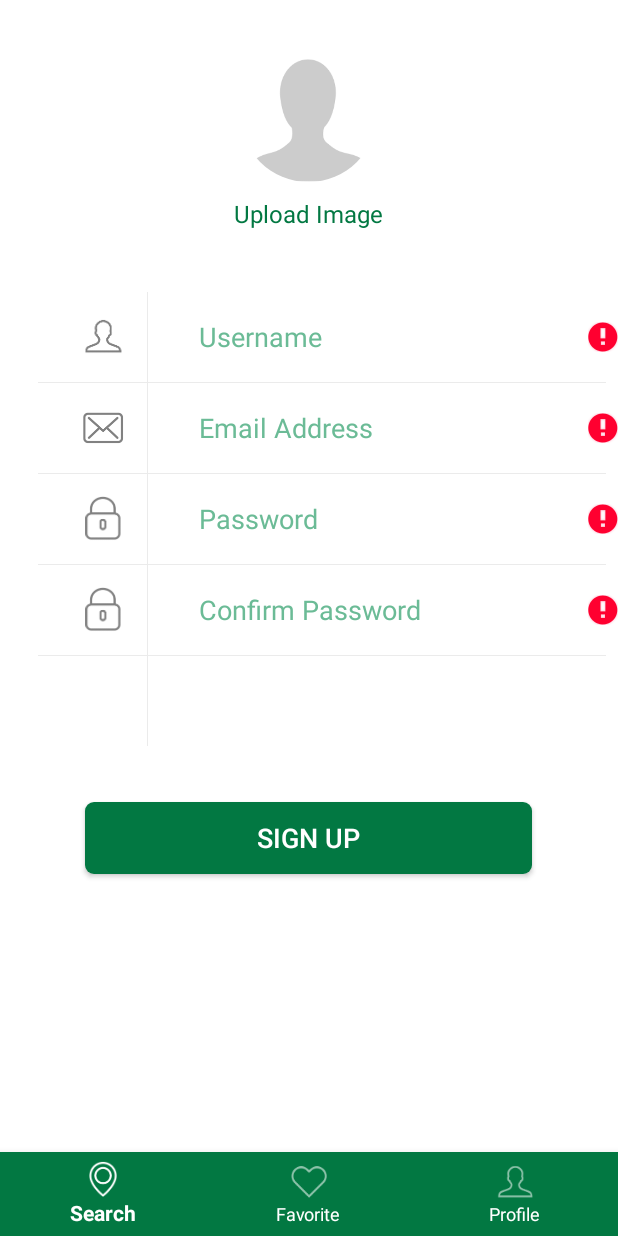
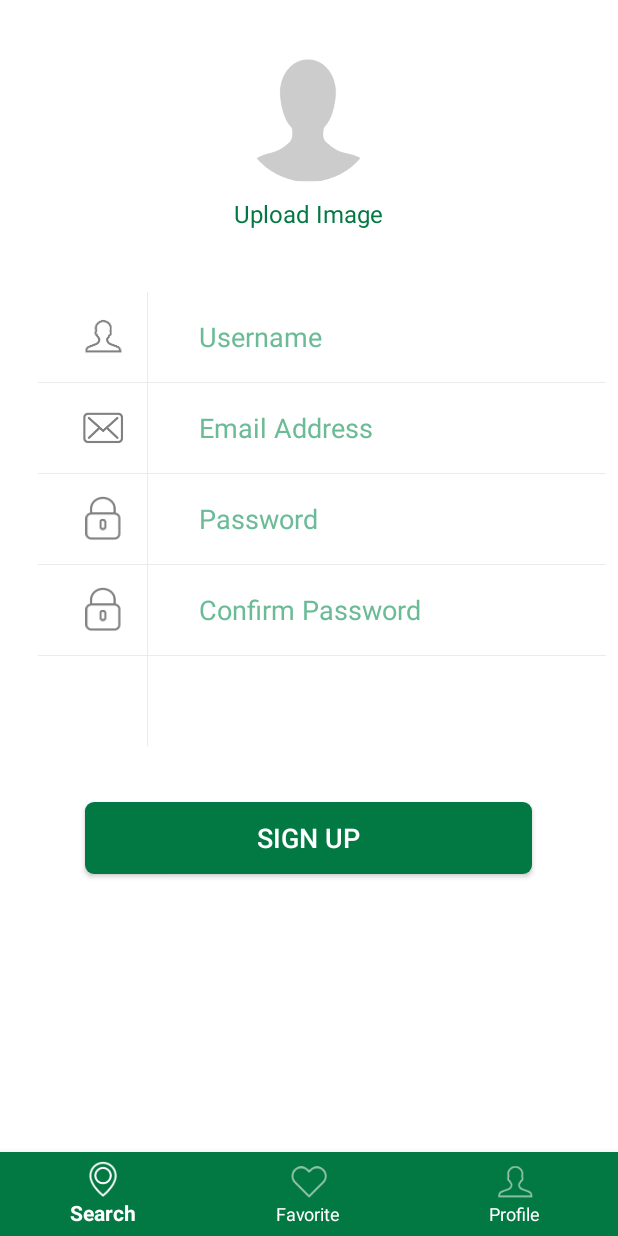
Before and after one commit to Badeeb-Company/greenbook-android, an Android app: the fragment SignUpFragment placed in its activity, after a tap on "SIGN UP", on a phone screen of 412 x 824 dp. Run offline under Robolectric (Android 15) with nearby library versions, the phone set to English and light mode, and no system bars; our stand-ins replace Firebase (no records; nobody signed in at launch, a user with empty details on screens opened directly), Volley; libraries missing offline, so code that uses them is left out: com.makeramen.roundedimageview; plain views replace RoundedImageView; network calls fail; pictures from the network do not load; 1 statement that could not run was skipped.

Commit message:
sign up volley

```diff
--- a/app/src/main/java/com/badeeb/greenbook/fragments/LoginFragment.java
+++ b/app/src/main/java/com/badeeb/greenbook/fragments/LoginFragment.java
@@ -165,8 +165,8 @@ public class LoginFragment extends Fragment {
         // Prepare response type
         Type responseType = new TypeToken<JsonResponse<JsonUser>>() {}.getType();
 
-        VolleyWrapper<User, JsonResponse<JsonUser>> volleyWrapper = new VolleyWrapper<>(mUser, responseType, Request.Method.POST, url, callback, getContext(), true, mActivity.findViewById(R.id.ll_main_view));
-        volleyWrapper.execute();
+//        VolleyWrapper<User, JsonResponse<JsonUser>> volleyWrapper = new VolleyWrapper<>(mUser, responseType, Request.Method.POST, url, callback, getContext(), true, mActivity.findViewById(R.id.ll_main_view));
+//        volleyWrapper.execute();
     }
 
     private void goToSearch() {
--- a/app/src/main/java/com/badeeb/greenbook/fragments/SignUpFragment.java
+++ b/app/src/main/java/com/badeeb/greenbook/fragments/SignUpFragment.java
@@ -20,12 +20,10 @@ import android.widget.EditText;
 import android.widget.TextView;
 import android.widget.Toast;
 
-import com.android.volley.NetworkResponse;
 import com.android.volley.Request;
-import com.android.volley.Response;
-import com.android.volley.toolbox.JsonRequest;
 import com.badeeb.greenbook.R;
 import com.badeeb.greenbook.activities.MainActivity;
+import com.badeeb.greenbook.models.JsonRequest;
 import com.badeeb.greenbook.models.JsonResponse;
 import com.badeeb.greenbook.models.JsonUser;
 import com.badeeb.greenbook.models.User;
@@ -44,9 +42,12 @@ import com.google.android.gms.tasks.OnSuccessListener;
 import com.google.firebase.storage.FirebaseStorage;
 import com.google.firebase.storage.StorageReference;
 import com.google.firebase.storage.UploadTask;
+import com.google.gson.Gson;
+import com.google.gson.GsonBuilder;
 import com.google.gson.reflect.TypeToken;
 import com.makeramen.roundedimageview.RoundedImageView;
 
+import org.json.JSONObject;
 import org.w3c.dom.Text;
 
 import java.io.FileNotFoundException;
@@ -127,9 +128,9 @@ public class SignUpFragment extends Fragment {
         bSignUp.setOnClickListener(new View.OnClickListener(){
             @Override
             public void onClick(View view) {
-                if (! validateInput()) {
-                    return;
-                }
+//                if (! validateInput()) {
+//                    return;
+//                }
 
 //                if (mPhotoUri == null) {
 //                    mSnackBarDisplayer.displayError("Please select profile photo to continue");
@@ -200,8 +201,10 @@ public class SignUpFragment extends Fragment {
     private void callSignUp() {
         Log.d(TAG, "callSignup - Start");
         mProgressDialog.show();
-        reflectUiData();
-
+//        reflectUiData();
+        mUser.setEmail("asdf@asdf.com");
+        mUser.setName("ahmed");
+        mUser.setPassword("123455");
         JsonUser jsonUser = new JsonUser();
         jsonUser.setUser(mUser);
 
@@ -241,15 +244,19 @@ public class SignUpFragment extends Fragment {
 
         // Prepare response type
         String url = Constants.BASE_URL+"/users";
+        Type requestType = new TypeToken<JsonRequest<JsonUser>>() {}.getType();
         Type responseType = new TypeToken<JsonResponse<JsonUser>>() {}.getType();
 
-        JsonRequest<JsonUser> jsonRequest = new JsonRequest<JsonUser>() {
-            @Override
-            protected Response<JsonUser> parseNetworkResponse(NetworkResponse response) {
-                return null;
-            }
-        }
-        VolleyWrapper<JsonRequest<JsonUser>, JsonResponse<JsonUser>> volleyWrapper = new VolleyWrapper<>(mUser, responseType, Request.Method.POST,
+        JsonRequest<JsonUser> jsonRequest = new JsonRequest<JsonUser>(jsonUser);
+
+        // Create Gson object
+        GsonBuilder gsonBuilder = new GsonBuilder();
+        gsonBuilder.excludeFieldsWithoutExposeAnnotation();
+        final Gson gson = gsonBuilder.create();
+
+        Log.d(TAG, "execute - Json Request"+ gson.toJson(jsonRequest,requestType));
+
+        VolleyWrapper<JsonRequest<JsonUser>, JsonResponse<JsonUser>> volleyWrapper = new VolleyWrapper<>(jsonRequest, requestType , responseType,Request.Method.POST,
                                                                                         url, signUpCallBack, getContext(), true,
                                                                                         mActivity.findViewById(R.id.ll_main_view));
         volleyWrapper.execute();
@@ -289,7 +296,7 @@ public class SignUpFragment extends Fragment {
         }
         else if (! Utils.isEmailValid(etEmail.getText().toString())) {
             // Email is wrong
-            etEmail.setBackgroundColor(redColor);
+            etEmail.setTextColor(redColor);
             etEmail.setError(getString(R.string.error_invalid_email));
             valid = false;
         }
@@ -300,7 +307,7 @@ public class SignUpFragment extends Fragment {
             valid = false;
         }
         else if (! Utils.isPasswordValid(etPassword.getText().toString())) {
-            etPassword.setBackgroundColor(redColor);
+            etPassword.setTextColor(redColor);
             etPassword.setError(getString(R.string.error_invalid_password));
             valid = false;
         }
@@ -309,8 +316,10 @@ public class SignUpFragment extends Fragment {
             etConfirmPassword.setError(getString(R.string.error_field_required));
             valid = false;
         }else if(!etConfirmPassword.getText().toString().equals(etPassword.getText().toString())){
-            etConfirmPassword.setBackgroundColor(redColor);
-            etPassword.setBackgroundColor(redColor);
+            etConfirmPassword.setTextColor(redColor);
+            etPassword.setTextColor(redColor);
+            mSnackBarDisplayer.displayError(getString(R.string.error_password_not_match));
+            valid = false;
         }
 
         if (etUsername.getText().toString().isEmpty()) {
--- a/app/src/main/java/com/badeeb/greenbook/network/VolleyWrapper.java
+++ b/app/src/main/java/com/badeeb/greenbook/network/VolleyWrapper.java
@@ -40,6 +40,7 @@ public class VolleyWrapper <T, S> {
     private T jsonRequest;
     private S jsonResponse;
     private Type responseType;
+    private Type requestTypeJson;
     private int requestType; // POST, GET, ...etc
     private String url;
     private VolleyCallback<S> callback;
@@ -47,11 +48,12 @@ public class VolleyWrapper <T, S> {
     private boolean isSnackBarRequired;
     private View sankbarParentLayout;
 
-    public VolleyWrapper(T jsonRequest, Type responseType, int requestType,
+    public VolleyWrapper(T jsonRequest,Type requestTypeJSON, Type responseType, int requestType,
                          String url, VolleyCallback<S> callback, Context context,
                          boolean isSnackBarRequired, View sankbarParentLayout) {
         this.jsonRequest = jsonRequest;
         this.requestType = requestType;
+        this.requestTypeJson = requestTypeJSON;
         this.url = url;
         this.callback = callback;
         this.context = context;
@@ -74,7 +76,7 @@ public class VolleyWrapper <T, S> {
             final Gson gson = gsonBuilder.create();
 
             if (requestType != Request.Method.GET) {
-                jsonObject = new JSONObject(gson.toJson(jsonRequest));
+                jsonObject = new JSONObject(gson.toJson(jsonRequest,requestTypeJson));
 
                 Log.d(TAG, "execute - Json Request"+ gson.toJson(jsonRequest));
             }
```
